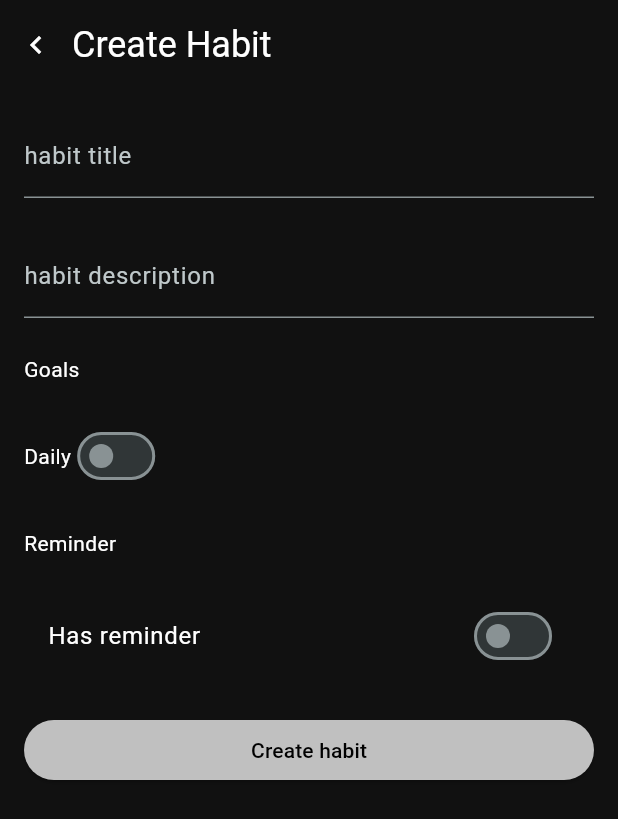
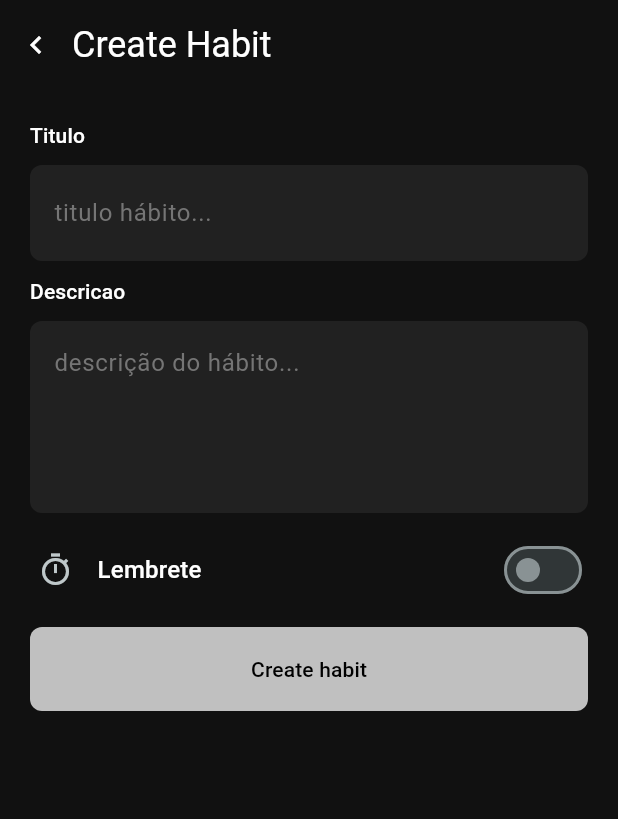
Before and after one commit to henriquesousas/flutter_riverpod_habit, a Flutter app: the screen it shows after launch, after a tap on "Create habit", on a phone screen of 412 x 824 dp. Shown: the top 819 px of the screen. Run offline on Flutter 3.47's test engine with Material 3 defaults, Android fonts, the phone set to English and light mode, and no system bars; our stand-ins replace drift, easy_date_timeline, flex_color_scheme, flutter_riverpod, result_dart, rxdart; accounts and stored records are empty; generated files the repository leaves out were written again.

Commit message:
refactor: cretape habit layout update

```diff
--- a/lib/core/extensions/date_extension.dart
+++ b/lib/core/extensions/date_extension.dart
@@ -1,3 +1,4 @@
+import 'package:flutter/material.dart';
 import 'package:intl/intl.dart';
 
 enum DateFormatTypes { dayMontYear }
@@ -5,3 +6,17 @@ enum DateFormatTypes { dayMontYear }
 extension DateTimeFormatting on DateTime {
   String toFormattedString(String format) => DateFormat(format).format(this);
 }
+
+extension TimeOfDayFormattingExtension on TimeOfDay {
+  String toFormattedString() {
+    final DateTime dateTime = DateTime(
+      0, // year
+      0, // month
+      0, // day
+      hour,
+      minute,
+    );
+    String period = (hour >= 12) ? 'PM' : 'AM';
+    return "${DateFormat('HH:mm').format(dateTime)} $period";
+  }
+}
--- /dev/null
+++ b/lib/core/ui/components/primary_button.dart
@@ -0,0 +1,30 @@
+import 'package:flutter/material.dart';
+
+class PrimaryButton extends StatelessWidget {
+  final VoidCallback onPressed;
+  const PrimaryButton({
+    super.key,
+    required this.onPressed,
+  });
+
+  @override
+  Widget build(BuildContext context) {
+    final colorScheme = Theme.of(context).colorScheme;
+    return SizedBox(
+      width: double.infinity,
+      child: ElevatedButton(
+        onPressed: onPressed,
+        style: ElevatedButton.styleFrom(
+          backgroundColor: colorScheme.primary,
+          foregroundColor: colorScheme.onPrimary,
+          elevation: 0,
+          shape: RoundedRectangleBorder(
+            borderRadius: BorderRadius.circular(8),
+          ),
+          padding: const EdgeInsets.symmetric(vertical: 18),
+        ),
+        child: const Text("Create habit"),
+      ),
+    );
+  }
+}
--- /dev/null
+++ b/lib/core/ui/components/primary_text_field.dart
@@ -0,0 +1,39 @@
+import 'package:flutter/material.dart';
+
+class PrimaryTextField extends StatelessWidget {
+  final TextEditingController? controller;
+  final String? hintText;
+  final TextInputType textInputType;
+  final int maxLine;
+
+  const PrimaryTextField({
+    super.key,
+    required this.controller,
+    this.hintText,
+    this.textInputType = TextInputType.text,
+    this.maxLine = 1,
+  });
+
+  @override
+  Widget build(BuildContext context) {
+    return Container(
+      padding: const EdgeInsets.symmetric(horizontal: 16, vertical: 8),
+      decoration: BoxDecoration(
+        color: Colors.grey.shade900,
+        borderRadius: BorderRadius.circular(8),
+      ),
+      child: TextFormField(
+        controller: controller,
+        keyboardType: TextInputType.text,
+        maxLines: maxLine,
+        decoration: InputDecoration(
+          // labelText: "habit title",
+          hintText: hintText,
+          hintStyle: TextStyle(color: Colors.grey.shade600),
+          enabledBorder: InputBorder.none,
+          focusedBorder: InputBorder.none,
+        ),
+      ),
+    );
+  }
+}
--- a/lib/habit/views/create_habit_page.dart
+++ b/lib/habit/views/create_habit_page.dart
@@ -1,5 +1,8 @@
 import 'package:flutter/material.dart';
 import 'package:flutter_riverpod/flutter_riverpod.dart';
+import 'package:habit/core/extensions/date_extension.dart';
+import 'package:habit/core/ui/components/primary_button.dart';
+import 'package:habit/core/ui/components/primary_text_field.dart';
 import 'package:habit/habit/domain/dtos/create_habit_dto.dart';
 import 'package:habit/habit/views/providers/view_model_providers.dart';
 
@@ -15,17 +18,17 @@ class _CreateHabitPageState extends ConsumerState<CreateHabitPage> {
   var isDaily = false;
   var hasReminder = false;
   var reminderTime = const TimeOfDay(hour: 10, minute: 0);
-  var habitTitleController = TextEditingController();
-  var habitDescriptionController = TextEditingController();
+  var titleController = TextEditingController();
+  var descriptionController = TextEditingController();
 
   @override
   Widget build(BuildContext context) {
-    final colorScheme = Theme.of(context).colorScheme;
+    // final colorScheme = Theme.of(context).colorScheme;
     final viewModel = ref.watch(habitViewModelProvider.notifier);
 
     Future<void> onPressed() async {
-      final title = habitTitleController.text;
-      final description = habitDescriptionController.text;
+      final title = titleController.text;
+      final description = descriptionController.text;
 
       if (title.isEmpty) return;
       if (description.isEmpty) return;
@@ -45,7 +48,7 @@ class _CreateHabitPageState extends ConsumerState<CreateHabitPage> {
         title: Row(
           children: [
             IconButton(
-              onPressed: () {},
+              onPressed: () => Navigator.pop(context),
               icon: const Icon(Icons.chevron_left),
             ),
             Text(
@@ -59,73 +62,73 @@ class _CreateHabitPageState extends ConsumerState<CreateHabitPage> {
         automaticallyImplyLeading: false,
       ),
       body: SingleChildScrollView(
-        padding: const EdgeInsets.all(16),
+        child: Padding(
+          padding: const EdgeInsets.all(20),
           child: Column(
-          spacing: 24,
+            spacing: 10,
             crossAxisAlignment: CrossAxisAlignment.start,
-          children: [
-            TextFormField(
-              controller: habitTitleController,
-              decoration: const InputDecoration(labelText: "habit title"),
+            children: <Widget>[
+              Text("Titulo", style: Theme.of(context).textTheme.labelLarge),
+              PrimaryTextField(
+                controller: titleController,
+                hintText: "titulo hábito...",
               ),
-            TextFormField(
-              controller: habitDescriptionController,
-              decoration: const InputDecoration(labelText: "habit description"),
+              Text("Descricao", style: Theme.of(context).textTheme.labelLarge),
+              PrimaryTextField(
+                controller: descriptionController,
+                hintText: "descrição do hábito...",
+                maxLine: 4,
               ),
-            const Text("Goals"),
-            Row(
-              children: [
-                const Text("Daily"),
-                Switch(
-                  value: isDaily,
-                  onChanged: (value) {
+              SwitchListTile(
+                contentPadding: const EdgeInsets.only(left: 5),
+                secondary: const Icon(Icons.timer_outlined),
+                value: hasReminder,
+                title: Text(
+                  "Lembrete",
+                  style: Theme.of(context).textTheme.titleMedium,
+                ),
+                subtitle:
+                    hasReminder ? Text(reminderTime.toFormattedString()) : null,
+                onChanged: (isSelected) {
+                  if (!isSelected) {
                     setState(() {
-                      isDaily = value;
+                      hasReminder = isSelected;
                     });
-                  },
-                ),
-              ],
-            ),
-            const Text("Reminder"),
-            SwitchListTile(
-              value: hasReminder,
-              title: const Text("Has reminder"),
-              subtitle: hasReminder ? Text(reminderTime.toString()) : null,
-              onChanged: (value) {
-                setState(
-                  () {
-                    hasReminder = value;
-                    if (value) {
+                  }
+
+                  if (isSelected) {
                     showTimePicker(
                       context: context,
                       initialTime: reminderTime,
                     ).then(
                       (time) {
+                        setState(() {
                           if (time != null) {
+                            hasReminder = isSelected;
                             reminderTime = time;
                           }
+                        });
                       },
                     );
                   }
                 },
-                );
-              },
               ),
-            SizedBox(
-              width: double.infinity,
-              child: ElevatedButton(
-                onPressed: onPressed,
-                style: ElevatedButton.styleFrom(
-                  backgroundColor: colorScheme.primary,
-                  foregroundColor: colorScheme.onPrimary,
+              PrimaryButton(onPressed: onPressed),
+              const SizedBox(height: 5),
+              Visibility(
+                visible: hasReminder,
+                child: Text(
+                  "Com o lembrete ativado, não se preocupe que lembraremos a você quando chegar a hora.",
+                  textAlign: TextAlign.center,
+                  style: Theme.of(context).textTheme.labelMedium?.copyWith(
+                        color: Colors.grey.shade500,
                       ),
-                child: const Text("Create habit"),
                 ),
-            )
+              ),
             ],
+          ),
         ),
       ),
     );
   }
 }
-//
--- a/lib/main.dart
+++ b/lib/main.dart
@@ -21,7 +21,7 @@ class MyApp extends StatelessWidget {
   Widget build(BuildContext context) {
     return MaterialApp(
       title: 'Habito',
-      darkTheme: FlexThemeData.dark(scheme: FlexScheme.shark),
+      darkTheme: FlexThemeData.dark(scheme: FlexScheme.amber),
       themeMode: ThemeMode.dark,
       home: const HabitPage(),
     );
```
Lines whose indentation alone changed are shown as unchanged.
